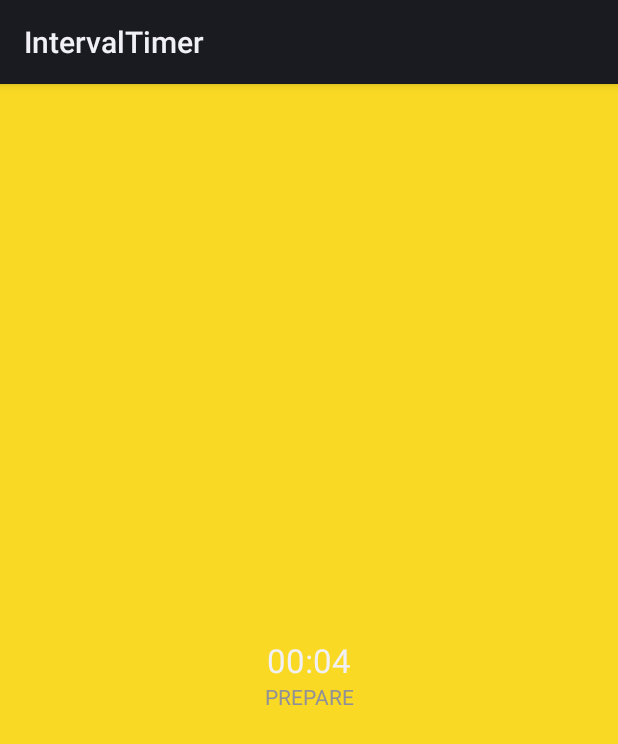
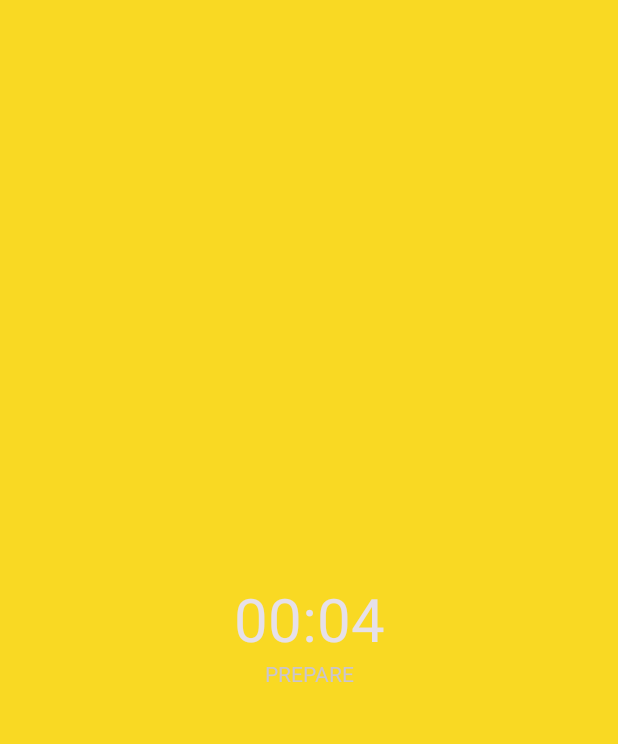
Before and after one commit to lucianosantosdev/IntervalTimer, an Android app: the fragment TimerRunningFragment placed in its activity, on a phone screen of 412 x 824 dp. Shown: the top 744 px of the screen. Run offline under Robolectric (Android 15) with nearby library versions, the phone set to English and light mode, and no system bars; plain views replace BoxInsetLayout; 2 statements that could not run were skipped.

Commit message:
Custumize style

```diff
--- a/wear/src/main/AndroidManifest.xml
+++ b/wear/src/main/AndroidManifest.xml
@@ -10,7 +10,7 @@
         android:icon="@mipmap/ic_launcher"
         android:label="@string/app_name"
         android:supportsRtl="true"
-        android:theme="@android:style/Theme.DeviceDefault">
+        android:theme="@style/Theme.App">
         <uses-library
             android:name="com.google.android.wearable"
             android:required="true" />
--- a/wear/src/main/java/dev/lucianosantos/intervaltimer/TimerRunningFragment.kt
+++ b/wear/src/main/java/dev/lucianosantos/intervaltimer/TimerRunningFragment.kt
@@ -54,12 +54,20 @@ class TimerRunningFragment : Fragment() {
             setTextView(it.timerState)
 
             if (it.timerState == TimerState.FINISHED) {
-                binding.navBackButton.visibility = View.VISIBLE
+                binding.backButton.visibility = View.VISIBLE
+                binding.restartButton.visibility = View.VISIBLE
+            } else if (it.timerState == TimerState.PREPARE) {
+                binding.backButton.visibility = View.INVISIBLE
+                binding.restartButton.visibility = View.INVISIBLE
             }
         }
 
-        binding.navBackButton.setOnClickListener {
+        binding.backButton.setOnClickListener {
             findNavController().navigateUp()
+        }
+
+        binding.restartButton.setOnClickListener {
+            viewModel.startTimer()
         }
         viewModel.startTimer()
     }
--- a/wear/src/main/res/layout/fragment_timer_running.xml
+++ b/wear/src/main/res/layout/fragment_timer_running.xml
@@ -11,7 +11,7 @@
         android:layout_width="wrap_content"
         android:layout_height="wrap_content"
         android:text="TextView"
-        android:textAppearance="@style/TextAppearance.AppCompat.Large"
+        android:textAppearance="@style/TimerTextAppearance"
         app:layout_constraintBottom_toBottomOf="parent"
         app:layout_constraintEnd_toEndOf="parent"
         app:layout_constraintStart_toStartOf="parent"
@@ -26,14 +26,27 @@
         app:layout_constraintStart_toStartOf="parent"
         app:layout_constraintTop_toBottomOf="@+id/timerTextView" />
 
-    <Button
-        android:id="@+id/navBackButton"
+    <LinearLayout
         android:layout_width="wrap_content"
         android:layout_height="wrap_content"
-        android:text="@string/back_button_text"
-        android:visibility="invisible"
+        android:layout_marginBottom="16dp"
         app:layout_constraintBottom_toBottomOf="parent"
         app:layout_constraintEnd_toEndOf="parent"
         app:layout_constraintStart_toStartOf="parent"
-        app:layout_constraintTop_toBottomOf="@+id/stateTextView" />
+        >
+        <com.google.android.material.button.MaterialButton
+            android:id="@+id/backButton"
+            style="@style/ButtonStyle"
+            android:text="@string/back_button_text"
+            android:layout_width="wrap_content"
+            android:layout_height="wrap_content"
+            android:visibility="invisible"/>
+        <com.google.android.material.button.MaterialButton
+            android:id="@+id/restartButton"
+            style="@style/ButtonStyle"
+            android:text="@string/restart_button_text"
+            android:layout_width="wrap_content"
+            android:layout_height="wrap_content"
+            android:visibility="invisible"/>
+    </LinearLayout>
 </androidx.constraintlayout.widget.ConstraintLayout>
--- a/wear/src/main/res/values/color.xml
+++ b/wear/src/main/res/values/color.xml
@@ -1,5 +1,15 @@
 <?xml version="1.0" encoding="utf-8"?>
 <resources>
+    <color name="primary_200">#ADC0CB</color>
+    <color name="primary_400">#7592A3</color>
+    <color name="primary_800">#344955</color>
+    <color name="primary_500">#5D7F92</color>
+    <color name="primary_700">#425C6A</color>
+    <color name="secondary_800">#F9AA33</color>
+    <color name="secondary_700">#FCC13B</color>
+    <color name="black">#FF000000</color>
+    <color name="white">#FFFFFFFF</color>
+
     <color name="primaryColor">#EB5353</color>
     <color name="red">#EB5353</color>
     <color name="yellow">#F9D923</color>
--- a/wear/src/main/res/values/strings.xml
+++ b/wear/src/main/res/values/strings.xml
@@ -11,5 +11,6 @@
     <string name="label_train_number_picker">Train time</string>
     <string name="label_rest_number_picker">Rest time</string>
     <string name="np_formatter">%02d</string>
+    <string name="restart_button_text">Restart</string>
 
 </resources>
--- a/wear/src/main/res/values/styles.xml
+++ b/wear/src/main/res/values/styles.xml
@@ -1,5 +1,20 @@
 <?xml version="1.0" encoding="utf-8"?>
 <resources>
+    <style name="Theme.App" parent="Theme.Material3.Dark">
+        <!-- Primary brand color. -->
+        <item name="colorPrimary">@color/primary_500</item>
+        <item name="colorPrimaryVariant">@color/primary_700</item>
+        <item name="colorOnPrimary">@color/white</item>
+        <!-- Secondary brand color. -->
+        <item name="colorSecondary">@color/secondary_800</item>
+        <item name="colorSecondaryVariant">@color/secondary_700</item>
+        <item name="colorOnSecondary">@color/black</item>
+        <!-- Customize your theme here. -->
+        <item name="colorSurface">@color/white</item>
+        <item name="colorOnSurfaceVariant">@color/primary_800</item>
+        <item name="colorOutline">@color/primary_400</item>
+    </style>
+
     <style name="NumberPickerTimerDividerStyle" parent="Theme.AppCompat.Light">
         <item name="android:textColor">@android:color/white</item>
         <item name="android:textSize">20sp</item>
@@ -17,4 +32,12 @@
         <item name="np_textAlign">textAlignCenter</item>
         <item name="np_fadingEdgeEnabled">true</item>
     </style>
+
+    <style name="ButtonStyle" parent="Theme.AppCompat.Light">
+        <item name="android:width">10dp</item>
+    </style>
+
+    <style name="TimerTextAppearance" parent="TextAppearance.Material3.TitleLarge" >
+        <item name="android:textSize">40sp</item>
+    </style>
 </resources>
```
Also changed, not shown: wear/src/main/res/layout/fragment_setup_sections.xml (+3 -6 lines), wear/src/main/res/layout/fragment_setup_time_rest.xml (+5 -4 lines), wear/src/main/res/layout/fragment_setup_time_train.xml (+5 -6 lines).
